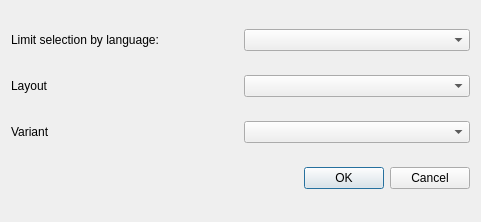
First picture: the form in kcontrol/keyboard/kcm_add_layout_dialog.ui, repository mgottschlag/kwin-tiling, before the edit.
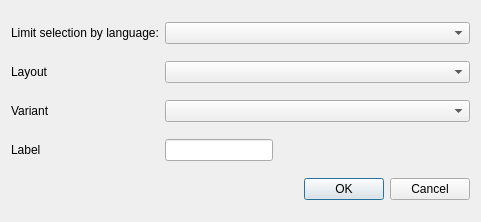
Second picture: the form after the edit.

Commit message: kcm_keyboard UI improvements to remove confusion about flag/label mode work BUG: 244145

The edit to the form file:
```diff
--- a/kcontrol/keyboard/kcm_add_layout_dialog.ui
+++ b/kcontrol/keyboard/kcm_add_layout_dialog.ui
@@ -22,7 +22,14 @@
     </widget>
    </item>
    <item row="0" column="1">
-    <widget class="QComboBox" name="languageComboBox"/>
+    <widget class="QComboBox" name="languageComboBox">
+     <property name="sizePolicy">
+      <sizepolicy hsizetype="Expanding" vsizetype="Fixed">
+       <horstretch>0</horstretch>
+       <verstretch>0</verstretch>
+      </sizepolicy>
+     </property>
+    </widget>
    </item>
    <item row="1" column="0">
     <widget class="QLabel" name="label_2">
@@ -44,7 +51,24 @@
    <item row="2" column="1">
     <widget class="QComboBox" name="variantComboBox"/>
    </item>
-   <item row="3" column="0" colspan="2">
+   <item row="3" column="0">
+    <widget class="QLabel" name="labelLabel">
+     <property name="text">
+      <string>Label</string>
+     </property>
+    </widget>
+   </item>
+   <item row="3" column="1">
+    <widget class="QLineEdit" name="labelEdit">
+     <property name="sizePolicy">
+      <sizepolicy hsizetype="Fixed" vsizetype="Fixed">
+       <horstretch>0</horstretch>
+       <verstretch>0</verstretch>
+      </sizepolicy>
+     </property>
+    </widget>
+   </item>
+   <item row="4" column="1">
     <widget class="QDialogButtonBox" name="buttonBox">
      <property name="orientation">
       <enum>Qt::Horizontal</enum>
```
The commit also changes 6 other files.
